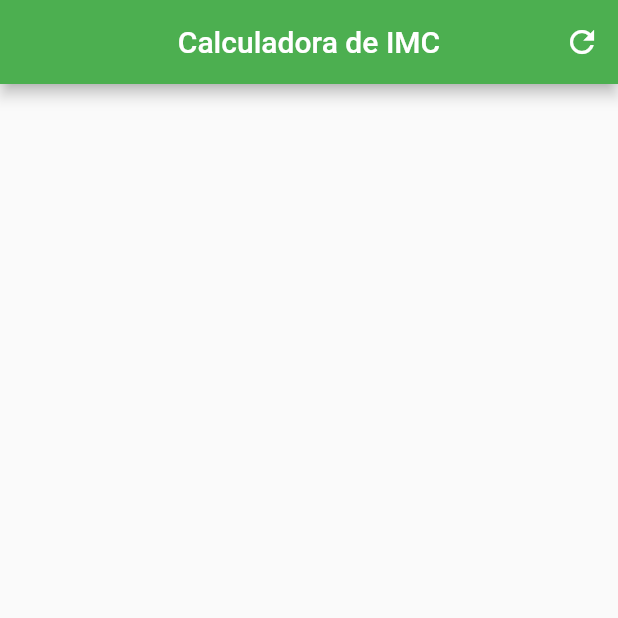
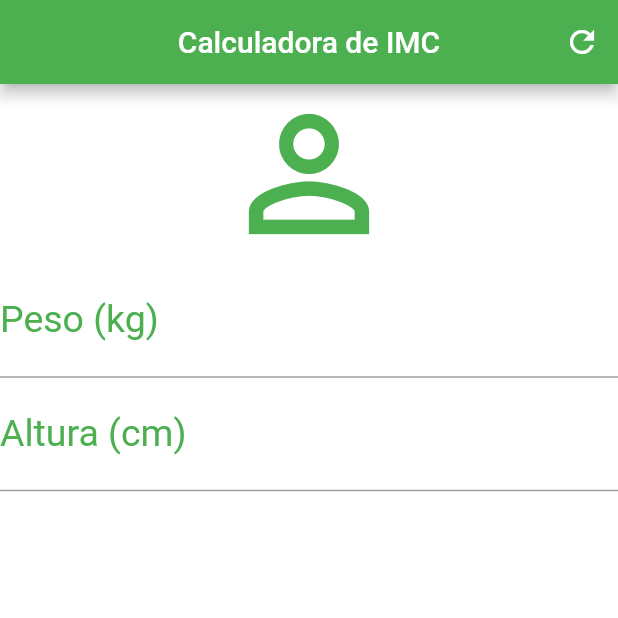
Before and after one commit to luanacolombo/calculadora_imc, a Flutter app: the screen it shows after launch, on a phone screen of 412 x 824 dp, the top half of it. Run offline on Flutter 3.47's test engine with Material 2 defaults, Android fonts, the phone set to English and light mode, and no system bars.

Commit message:
TextField e Decoration

```diff
--- a/lib/main.dart
+++ b/lib/main.dart
@@ -27,6 +27,30 @@ class _HomeState extends State<Home> {
           )
         ],
       ),
+      backgroundColor: Colors.white,
+      body: const Column(
+        crossAxisAlignment: CrossAxisAlignment
+            .stretch, //stretch tenta alargar tudo que tem na coluna
+        children: [
+          Icon(Icons.person_outline, size: 120.0, color: Colors.green),
+          TextField(
+            keyboardType: TextInputType.number,
+            decoration: InputDecoration(
+                labelText: "Peso (kg)",
+                labelStyle: TextStyle(color: Colors.green)),
+            textAlign: TextAlign.center,
+            style: TextStyle(color: Colors.green, fontSize: 25.0),
+          ),
+          TextField(
+            keyboardType: TextInputType.number,
+            decoration: InputDecoration(
+                labelText: "Altura (cm)",
+                labelStyle: TextStyle(color: Colors.green)),
+            textAlign: TextAlign.center,
+            style: TextStyle(color: Colors.green, fontSize: 25.0),
+          )
+        ],
+      ),
     );
   }
 }
```
